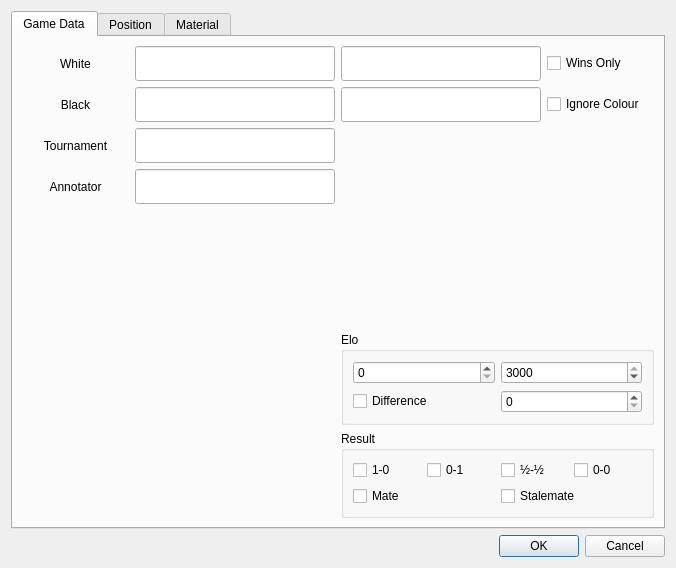
ChessMD/ChessMD, file databasefilter.ui: the form before one commit.
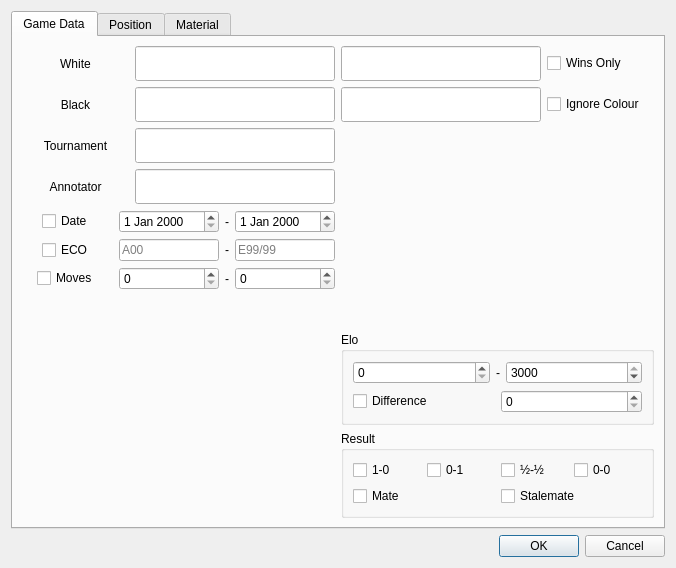
The form after the commit.

Commit message: add filters, implement dragging functionality to tab bar, fix full screen window dragging bug

```diff
--- a/databasefilter.ui
+++ b/databasefilter.ui
@@ -175,6 +175,237 @@
              </item>
             </layout>
            </item>
+           <item>
+            <layout class="QHBoxLayout" name="horizontalLayout_2">
+             <item alignment="Qt::AlignmentFlag::AlignHCenter|Qt::AlignmentFlag::AlignVCenter">
+              <widget class="QCheckBox" name="DateCheck">
+               <property name="sizePolicy">
+                <sizepolicy hsizetype="Fixed" vsizetype="Fixed">
+                 <horstretch>0</horstretch>
+                 <verstretch>0</verstretch>
+                </sizepolicy>
+               </property>
+               <property name="text">
+                <string>Date</string>
+               </property>
+               <property name="tristate">
+                <bool>false</bool>
+               </property>
+              </widget>
+             </item>
+             <item>
+              <widget class="QDateEdit" name="DateMin">
+               <property name="sizePolicy">
+                <sizepolicy hsizetype="Fixed" vsizetype="Fixed">
+                 <horstretch>0</horstretch>
+                 <verstretch>0</verstretch>
+                </sizepolicy>
+               </property>
+               <property name="minimumSize">
+                <size>
+                 <width>100</width>
+                 <height>0</height>
+                </size>
+               </property>
+               <property name="maximumSize">
+                <size>
+                 <width>100</width>
+                 <height>16777215</height>
+                </size>
+               </property>
+              </widget>
+             </item>
+             <item>
+              <widget class="QLabel" name="label_2">
+               <property name="sizePolicy">
+                <sizepolicy hsizetype="Fixed" vsizetype="Preferred">
+                 <horstretch>0</horstretch>
+                 <verstretch>0</verstretch>
+                </sizepolicy>
+               </property>
+               <property name="text">
+                <string>-</string>
+               </property>
+              </widget>
+             </item>
+             <item>
+              <widget class="QDateEdit" name="DateMax">
+               <property name="sizePolicy">
+                <sizepolicy hsizetype="Fixed" vsizetype="Fixed">
+                 <horstretch>0</horstretch>
+                 <verstretch>0</verstretch>
+                </sizepolicy>
+               </property>
+               <property name="minimumSize">
+                <size>
+                 <width>100</width>
+                 <height>0</height>
+                </size>
+               </property>
+               <property name="maximumSize">
+                <size>
+                 <width>100</width>
+                 <height>16777215</height>
+                </size>
+               </property>
+              </widget>
+             </item>
+            </layout>
+           </item>
+           <item>
+            <layout class="QHBoxLayout" name="horizontalLayout_4">
+             <item alignment="Qt::AlignmentFlag::AlignHCenter">
+              <widget class="QCheckBox" name="EcoCheck">
+               <property name="sizePolicy">
+                <sizepolicy hsizetype="Fixed" vsizetype="Fixed">
+                 <horstretch>0</horstretch>
+                 <verstretch>0</verstretch>
+                </sizepolicy>
+               </property>
+               <property name="text">
+                <string>ECO</string>
+               </property>
+              </widget>
+             </item>
+             <item>
+              <widget class="QLineEdit" name="EcoMin">
+               <property name="sizePolicy">
+                <sizepolicy hsizetype="Fixed" vsizetype="Fixed">
+                 <horstretch>0</horstretch>
+                 <verstretch>0</verstretch>
+                </sizepolicy>
+               </property>
+               <property name="minimumSize">
+                <size>
+                 <width>100</width>
+                 <height>0</height>
+                </size>
+               </property>
+               <property name="maximumSize">
+                <size>
+                 <width>100</width>
+                 <height>16777215</height>
+                </size>
+               </property>
+               <property name="placeholderText">
+                <string>A00</string>
+               </property>
+              </widget>
+             </item>
+             <item>
+              <widget class="QLabel" name="label_3">
+               <property name="sizePolicy">
+                <sizepolicy hsizetype="Fixed" vsizetype="Preferred">
+                 <horstretch>0</horstretch>
+                 <verstretch>0</verstretch>
+                </sizepolicy>
+               </property>
+               <property name="text">
+                <string>-</string>
+               </property>
+              </widget>
+             </item>
+             <item>
+              <widget class="QLineEdit" name="EcoMax">
+               <property name="sizePolicy">
+                <sizepolicy hsizetype="Fixed" vsizetype="Fixed">
+                 <horstretch>0</horstretch>
+                 <verstretch>0</verstretch>
+                </sizepolicy>
+               </property>
+               <property name="minimumSize">
+                <size>
+                 <width>100</width>
+                 <height>0</height>
+                </size>
+               </property>
+               <property name="maximumSize">
+                <size>
+                 <width>100</width>
+                 <height>16777215</height>
+                </size>
+               </property>
+               <property name="placeholderText">
+                <string>E99/99</string>
+               </property>
+              </widget>
+             </item>
+            </layout>
+           </item>
+           <item>
+            <layout class="QHBoxLayout" name="horizontalLayout_5">
+             <item alignment="Qt::AlignmentFlag::AlignHCenter">
+              <widget class="QCheckBox" name="MovesCheck">
+               <property name="sizePolicy">
+                <sizepolicy hsizetype="Fixed" vsizetype="Fixed">
+                 <horstretch>0</horstretch>
+                 <verstretch>0</verstretch>
+                </sizepolicy>
+               </property>
+               <property name="text">
+                <string>Moves</string>
+               </property>
+              </widget>
+             </item>
+             <item>
+              <widget class="QSpinBox" name="MovesMin">
+               <property name="sizePolicy">
+                <sizepolicy hsizetype="Fixed" vsizetype="Fixed">
+                 <horstretch>0</horstretch>
+                 <verstretch>0</verstretch>
+                </sizepolicy>
+               </property>
+               <property name="minimumSize">
+                <size>
+                 <width>100</width>
+                 <height>0</height>
+                </size>
+               </property>
+               <property name="maximumSize">
+                <size>
+                 <width>100</width>
+                 <height>16777215</height>
+                </size>
+               </property>
+              </widget>
+             </item>
+             <item>
+              <widget class="QLabel" name="label_4">
+               <property name="sizePolicy">
+                <sizepolicy hsizetype="Fixed" vsizetype="Preferred">
+                 <horstretch>0</horstretch>
+                 <verstretch>0</verstretch>
+                </sizepolicy>
+               </property>
+               <property name="text">
+                <string>-</string>
+               </property>
+              </widget>
+             </item>
+             <item>
+              <widget class="QSpinBox" name="MovesMax">
+               <property name="sizePolicy">
+                <sizepolicy hsizetype="Fixed" vsizetype="Fixed">
+                 <horstretch>0</horstretch>
+                 <verstretch>0</verstretch>
+                </sizepolicy>
+               </property>
+               <property name="minimumSize">
+                <size>
+                 <width>100</width>
+                 <height>0</height>
+                </size>
+               </property>
+               <property name="maximumSize">
+                <size>
+                 <width>100</width>
+                 <height>16777215</height>
+                </size>
+               </property>
+              </widget>
+             </item>
+            </layout>
+           </item>
            <item>
             <spacer name="verticalSpacer_11">
              <property name="orientation">
@@ -288,6 +519,19 @@
                     </property>
                    </widget>
                   </item>
+                  <item>
+                   <widget class="QLabel" name="label">
+                    <property name="sizePolicy">
+                     <sizepolicy hsizetype="Fixed" vsizetype="Preferred">
+                      <horstretch>0</horstretch>
+                      <verstretch>0</verstretch>
+                     </sizepolicy>
+                    </property>
+                    <property name="text">
+                     <string>-</string>
+                    </property>
+                   </widget>
+                  </item>
                   <item>
                    <widget class="QSpinBox" name="EloMax">
                     <property name="maximum">
```
The commit also changes 6 other files.
